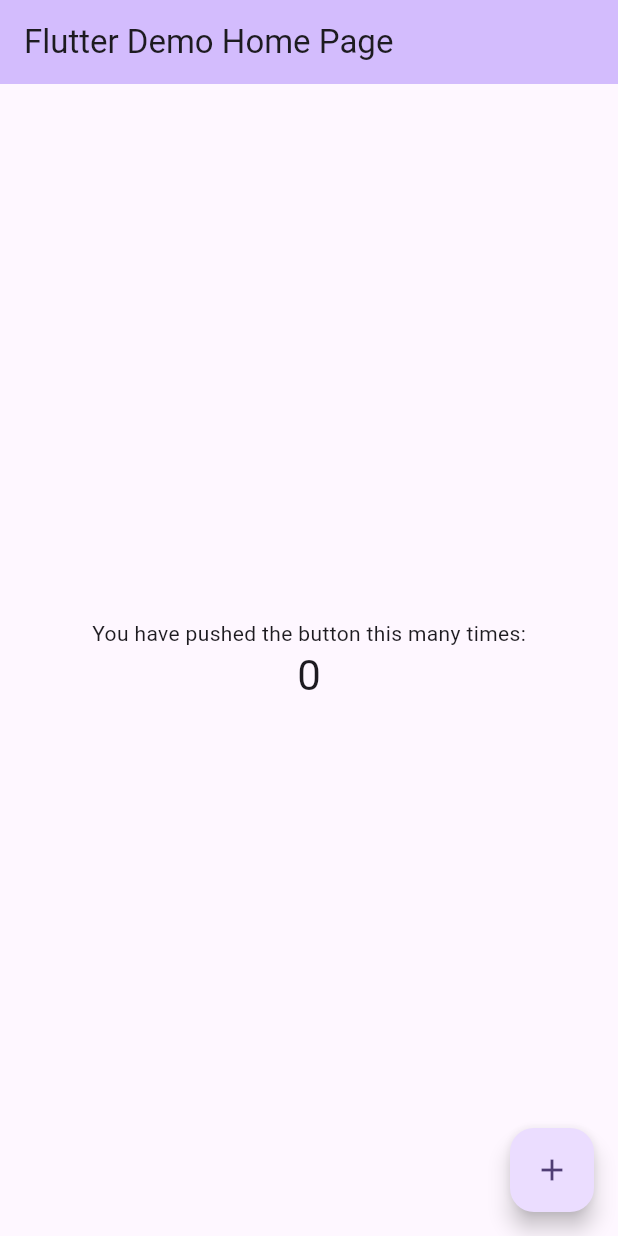
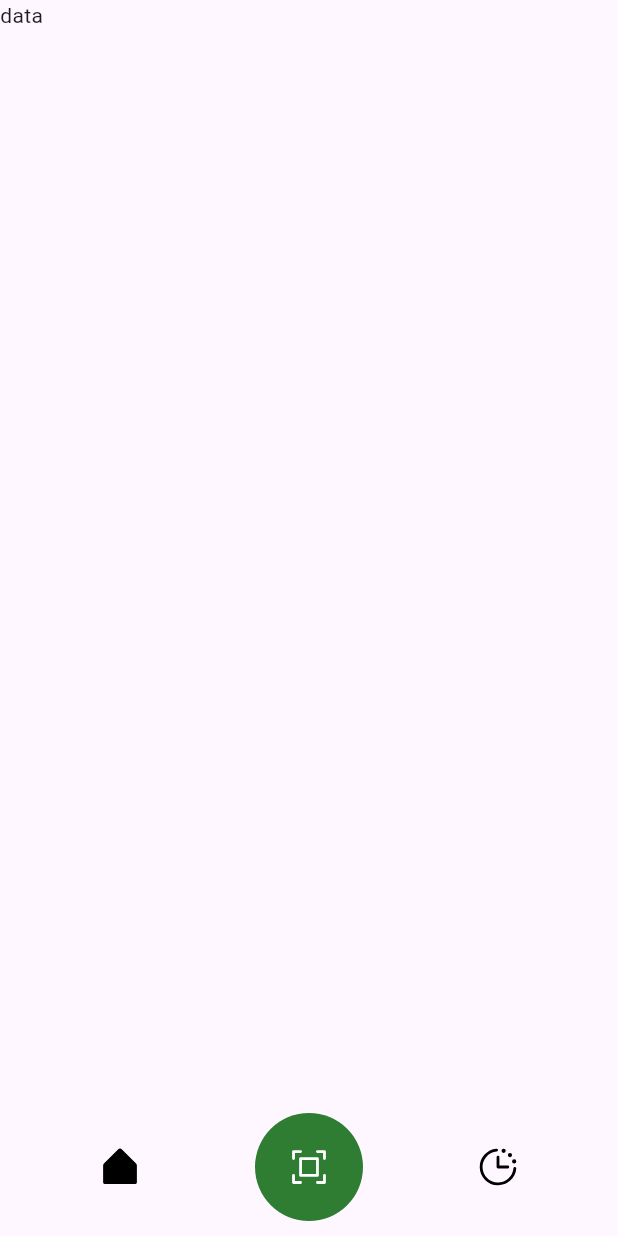
Before and after one commit to thePeras/usettle, a Flutter app: the screen it shows after launch, on a phone screen of 412 x 824 dp. Run offline on Flutter 3.47's test engine with Material 3 defaults, Android fonts, the phone set to English and light mode, and no system bars; our stand-ins replace phosphor_flutter.

Commit message:
adding routes, general structure and navbar

```diff
--- a/lib/main.dart
+++ b/lib/main.dart
@@ -1,3 +1,5 @@
+import 'package:collectors/view/common/pages/general.dart';
+import 'package:collectors/view/home/home.dart';
 import 'package:flutter/material.dart';
 
 void main() {
@@ -7,116 +9,40 @@ void main() {
 class MyApp extends StatelessWidget {
   const MyApp({super.key});
 
-  // This widget is the root of your application.
   @override
   Widget build(BuildContext context) {
     return MaterialApp(
-      title: 'Flutter Demo',
+      title: 'The Collectors',
       theme: ThemeData(
-        // This is the theme of your application.
-        //
-        // TRY THIS: Try running your application with "flutter run". You'll see
-        // the application has a purple toolbar. Then, without quitting the app,
-        // try changing the seedColor in the colorScheme below to Colors.green
-        // and then invoke "hot reload" (save your changes or press the "hot
-        // reload" button in a Flutter-supported IDE, or press "r" if you used
-        // the command line to start the app).
-        //
-        // Notice that the counter didn't reset back to zero; the application
-        // state is not lost during the reload. To reset the state, use hot
-        // restart instead.
-        //
-        // This works for code too, not just values: Most code changes can be
-        // tested with just a hot reload.
         colorScheme: ColorScheme.fromSeed(seedColor: Colors.deepPurple),
       ),
-      home: const MyHomePage(title: 'Flutter Demo Home Page'),
+      home: HomePage(),
+      initialRoute: '/home',
+      onGenerateRoute: (settings) {
+        switch (settings.name) {
+          case '/home':
+            return _createRoute(const HomePage(), settings);
+          case '/scan':
+            return _createRoute(const HomePage(), settings);
+          case '/history':
+            return _createRoute(const HomePage(), settings);
+          default:
+            return null;
+        }
+      },
     );
   }
 }
 
-class MyHomePage extends StatefulWidget {
-  const MyHomePage({super.key, required this.title});
-
-  // This widget is the home page of your application. It is stateful, meaning
-  // that it has a State object (defined below) that contains fields that affect
-  // how it looks.
-
-  // This class is the configuration for the state. It holds the values (in this
-  // case the title) provided by the parent (in this case the App widget) and
-  // used by the build method of the State. Fields in a Widget subclass are
-  // always marked "final".
-
-  final String title;
-
-  @override
-  State<MyHomePage> createState() => _MyHomePageState();
+PageRouteBuilder _createRoute(Widget page, RouteSettings settings) {
+  return PageRouteBuilder(
+    pageBuilder: (context, animation, secondaryAnimation) => page,
+    settings: settings,
+    transitionsBuilder: (context, animation, secondaryAnimation, child) {
+      return FadeTransition(
+        opacity: animation,
+        child: child,
+      );
+    },
+  );
 }
-
-class _MyHomePageState extends State<MyHomePage> {
-  int _counter = 0;
-
-  void _incrementCounter() {
-    setState(() {
-      // This call to setState tells the Flutter framework that something has
-      // changed in this State, which causes it to rerun the build method below
-      // so that the display can reflect the updated values. If we changed
-      // _counter without calling setState(), then the build method would not be
-      // called again, and so nothing would appear to happen.
-      _counter++;
-    });
-  }
-
-  @override
-  Widget build(BuildContext context) {
-    // This method is rerun every time setState is called, for instance as done
-    // by the _incrementCounter method above.
-    //
-    // The Flutter framework has been optimized to make rerunning build methods
-    // fast, so that you can just rebuild anything that needs updating rather
-    // than having to individually change instances of widgets.
-    return Scaffold(
-      appBar: AppBar(
-        // TRY THIS: Try changing the color here to a specific color (to
-        // Colors.amber, perhaps?) and trigger a hot reload to see the AppBar
-        // change color while the other colors stay the same.
-        backgroundColor: Theme.of(context).colorScheme.inversePrimary,
-        // Here we take the value from the MyHomePage object that was created by
-        // the App.build method, and use it to set our appbar title.
-        title: Text(widget.title),
-      ),
-      body: Center(
-        // Center is a layout widget. It takes a single child and positions it
-        // in the middle of the parent.
-        child: Column(
-          // Column is also a layout widget. It takes a list of children and
-          // arranges them vertically. By default, it sizes itself to fit its
-          // children horizontally, and tries to be as tall as its parent.
-          //
-          // Column has various properties to control how it sizes itself and
-          // how it positions its children. Here we use mainAxisAlignment to
-          // center the children vertically; the main axis here is the vertical
-          // axis because Columns are vertical (the cross axis would be
-          // horizontal).
-          //
-          // TRY THIS: Invoke "debug painting" (choose the "Toggle Debug Paint"
-          // action in the IDE, or press "p" in the console), to see the
-          // wireframe for each widget.
-          mainAxisAlignment: MainAxisAlignment.center,
-          children: <Widget>[
-            const Text('You have pushed the button this many times:'),
-            Text(
-              '$_counter',
-              style: Theme.of(context).textTheme.headlineMedium,
-            ),
-          ],
-        ),
-      ),
-      floatingActionButton: FloatingActionButton(
-        onPressed: _incrementCounter,
-        tooltip: 'Increment',
-        child: const Icon(Icons.add),
-      ), // This trailing comma makes auto-formatting nicer for build methods.
-    );
-  }
-}
--- /dev/null
+++ b/lib/view/common/components/navbar.dart
@@ -0,0 +1,80 @@
+import 'package:flutter/material.dart';
+import 'package:phosphor_flutter/phosphor_flutter.dart';
+
+class CustomBottomNavbar extends StatelessWidget {
+  const CustomBottomNavbar({super.key});
+
+  String _getCurrentRoute(BuildContext context) =>
+      ModalRoute.of(context)?.settings.name ?? '/home';
+
+  @override
+  Widget build(BuildContext context) {
+    final currentRoute = _getCurrentRoute(context);
+
+    return Container(
+      color: Colors.transparent,
+      padding: const EdgeInsets.symmetric(vertical: 10, horizontal: 30),
+      child: Row(
+        mainAxisAlignment: MainAxisAlignment.spaceEvenly,
+        children: [
+          BottomNavbarItem(
+              icon: PhosphorIcons.houseSimple(currentRoute == '/home'
+                  ? PhosphorIconsStyle.fill
+                  : PhosphorIconsStyle.regular),
+              callback: () {
+                if (currentRoute != '/home') {
+                  Navigator.pushReplacementNamed(context, '/home');
+                }
+              }).toIconButton(),
+          Container(
+            margin: EdgeInsets.symmetric(horizontal: 40),
+            decoration: BoxDecoration(
+              color: Colors.green[800],
+              shape: BoxShape.circle,
+            ),
+            padding: EdgeInsets.all(12),
+            child: BottomNavbarItem(
+                icon: PhosphorIcons.scan(currentRoute == '/scan'
+                    ? PhosphorIconsStyle.fill
+                    : PhosphorIconsStyle.regular),
+                color: Colors.white,
+                callback: () {
+                  if (currentRoute != '/scan') {
+                    Navigator.pushReplacementNamed(context, '/scan');
+                  }
+                }).toIconButton(),
+          ),
+          BottomNavbarItem(
+              icon: PhosphorIcons.clockCountdown(currentRoute == '/history'
+                  ? PhosphorIconsStyle.fill
+                  : PhosphorIconsStyle.regular),
+              callback: () {
+                if (currentRoute != '/history') {
+                  Navigator.pushReplacementNamed(context, '/history');
+                }
+              }).toIconButton(),
+        ],
+      ),
+    );
+  }
+}
+
+class BottomNavbarItem {
+  const BottomNavbarItem(
+      {required this.icon, required this.callback, this.color = Colors.black});
+
+  final Color color;
+  final PhosphorIconData icon;
+  final void Function() callback;
+
+  Widget toIconButton() {
+    return IconButton(
+      icon: PhosphorIcon(
+        icon,
+        size: 30,
+        color: color,
+      ),
+      onPressed: callback,
+    );
+  }
+}
--- /dev/null
+++ b/lib/view/common/pages/general.dart
@@ -0,0 +1,17 @@
+import 'package:collectors/view/common/components/navbar.dart';
+import 'package:flutter/material.dart';
+
+abstract class GeneralPage extends StatelessWidget {
+  const GeneralPage({super.key});
+
+  Widget getBody(BuildContext context);
+
+  @override
+  Widget build(BuildContext context) {
+    return Scaffold(
+      extendBody: true,
+      body: getBody(context),
+      bottomNavigationBar: SafeArea(child: CustomBottomNavbar()),
+    );
+  }
+}
--- /dev/null
+++ b/lib/view/home/home.dart
@@ -0,0 +1,11 @@
+import 'package:collectors/view/common/pages/general.dart';
+import 'package:flutter/material.dart';
+
+class HomePage extends GeneralPage {
+  const HomePage({super.key});
+
+  @override
+  Widget getBody(BuildContext context) {
+    return Text("data");
+  }
+}
--- a/pubspec.yaml
+++ b/pubspec.yaml
@@ -34,6 +34,7 @@ dependencies:
   # The following adds the Cupertino Icons font to your application.
   # Use with the CupertinoIcons class for iOS style icons.
   cupertino_icons: ^1.0.8
+  phosphor_flutter: ^2.1.0
 
 dev_dependencies:
   flutter_test:
```
Also changed, not shown: pubspec.lock.
